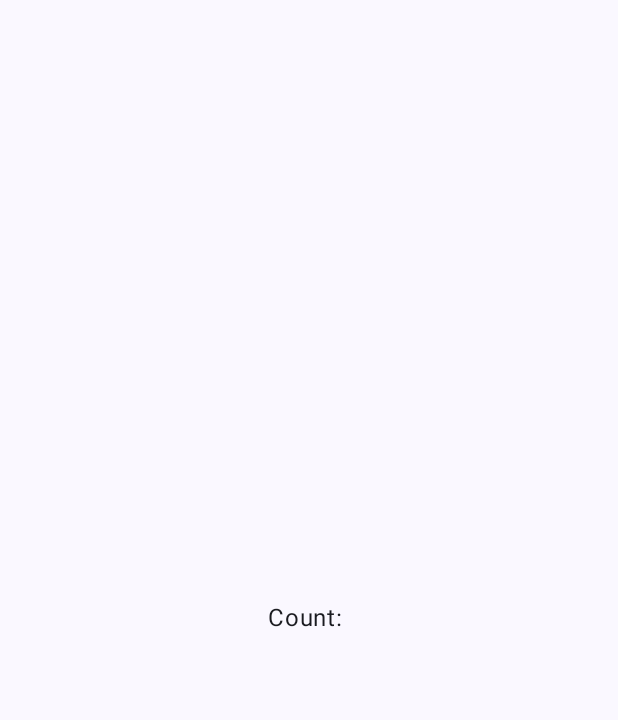
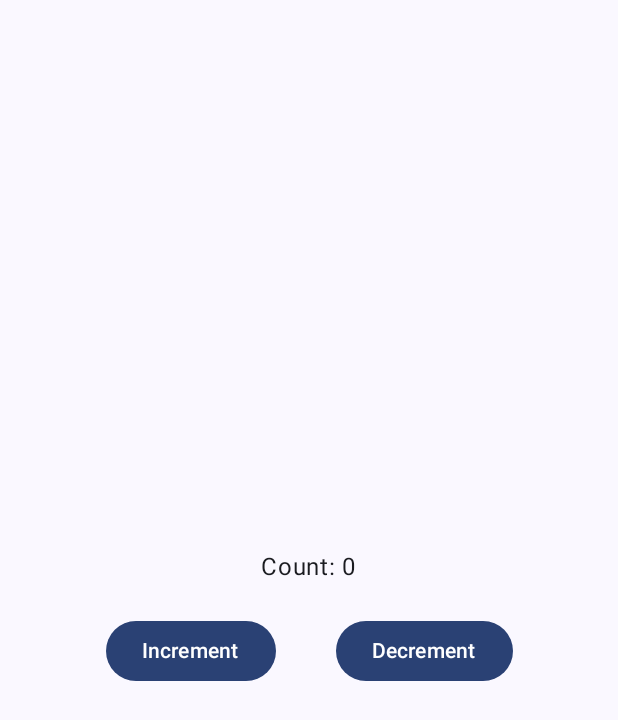
Before and after one commit to morganbr12/viewmodel, an Android app built with Jetpack Compose: the screen it shows after launch (MainActivity), on a phone screen of 412 x 824 dp. Before the commit the part shown is almost empty. Shown: the top 720 px of the screen. Run offline under Robolectric (Android 15) with nearby library versions, the phone set to English and light mode, and no system bars.

Commit message:
new commit

```diff
--- a/app/src/main/java/org/ehealth/viewmodel/CounterViewModel.kt
+++ b/app/src/main/java/org/ehealth/viewmodel/CounterViewModel.kt
@@ -2,23 +2,30 @@ package org.ehealth.viewmodel
 
 import androidx.compose.foundation.layout.Arrangement
 import androidx.compose.foundation.layout.Column
+import androidx.compose.foundation.layout.Row
+import androidx.compose.foundation.layout.Spacer
 import androidx.compose.foundation.layout.fillMaxHeight
-import androidx.compose.foundation.layout.fillMaxSize
 import androidx.compose.foundation.layout.padding
+import androidx.compose.material3.Button
 import androidx.compose.material3.Text
 import androidx.compose.runtime.Composable
+import androidx.compose.runtime.getValue
+import androidx.compose.runtime.mutableStateOf
+import androidx.compose.runtime.remember
+import androidx.compose.runtime.setValue
 import androidx.compose.ui.Alignment
 import androidx.compose.ui.Modifier
 import androidx.compose.ui.unit.dp
 
-data class  CounterViewModel(
-    var _count: Int = 0,
+data class CounterViewModel(
+    var count: Int = 0,
 )
-
-
 
 @Composable
 fun CounterApp() {
+    // Remember and hold the state of the counter across recompositions
+    var ct by remember { mutableStateOf(0) }
+
     Column(
         modifier = Modifier
             .fillMaxHeight()
@@ -26,18 +33,39 @@ fun CounterApp() {
         horizontalAlignment = Alignment.CenterHorizontally,
         verticalArrangement = Arrangement.Center,
     ) {
-
-        Text(text = "Count: ")
+        Text(text = "Count: $ct")
+        Spacer(modifier = Modifier.padding(10.dp))
+        Row {
+            Increment(ct.toString()) // Pass the counter state to Increment composable
+            Spacer(modifier = Modifier.padding(20.dp))
+            Decrement(ct.toString()) // Pass the counter state to Decrement composable
+        }
     }
 }
 
 @Composable
-fun increment() {
-//    increment of the count
+fun Increment(ct: String) {
+    var count = ct.toInt();
+    Button(
+        onClick = {
+            count += 1;
+            println(count);
+            print(count);
+            println("hello world")
+        },
+    ) {
+        Text(text = "Increment")
+    }
 }
 
-
 @Composable
-fun decrement() {
-//    decrease the count
+fun Decrement(ct: String) {
+    var count = ct.toInt()
+    Button(
+        onClick = {
+            count -= 1; // Decrement the shared count
+        },
+    ) {
+        Text(text = "Decrement")
+    }
 }
--- a/app/src/main/java/org/ehealth/viewmodel/MainActivity.kt
+++ b/app/src/main/java/org/ehealth/viewmodel/MainActivity.kt
@@ -8,10 +8,7 @@ import androidx.compose.foundation.layout.fillMaxSize
 import androidx.compose.foundation.layout.padding
 import androidx.compose.material3.Scaffold
 import androidx.compose.material3.Surface
-import androidx.compose.material3.Text
-import androidx.compose.runtime.Composable
 import androidx.compose.ui.Modifier
-import androidx.compose.ui.tooling.preview.Preview
 import org.ehealth.viewmodel.ui.theme.ViewModelTheme
 
 class MainActivity : ComponentActivity() {
```
